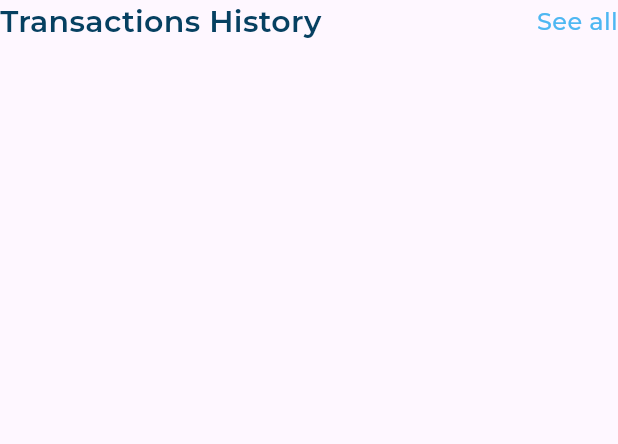
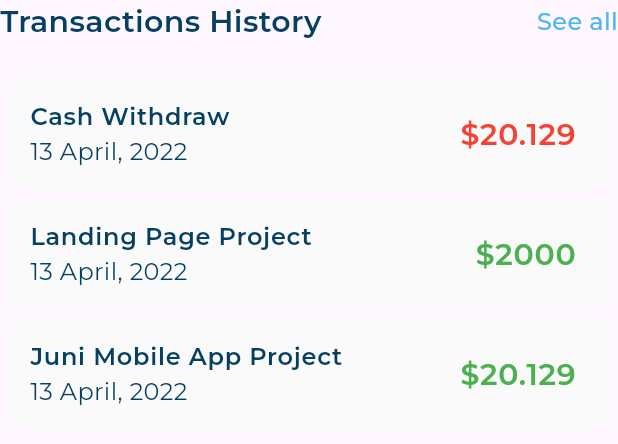
Before and after one commit to MuhamedElockly/responsive_dashboard, a Flutter app: the TransactionHistory widget shown alone on an empty page, opened directly, on a phone screen of 412 x 824 dp. Shown: the top 444 px of the screen. Run offline on Flutter 3.47's test engine with Material 3 defaults, Android fonts, the phone set to English and light mode, and no system bars; our stand-ins replace expandable_page_view; missing offline and left inert: svg_flutter; project files that could hold a hidden picture were left out.

Commit message:
transaction history update

```diff
--- a/lib/models/transaction_model.dart
+++ b/lib/models/transaction_model.dart
@@ -2,5 +2,5 @@ class TransactionModel {
   final String tittle, date, amount;
   final bool isWithdraw;
 
-  TransactionModel({required this.tittle, required this.date, required this.amount, required this.isWithdraw});
+   const TransactionModel({required this.tittle, required this.date, required this.amount, required this.isWithdraw});
 }
--- a/lib/widgets/transaction_history.dart
+++ b/lib/widgets/transaction_history.dart
@@ -1,6 +1,7 @@
 import 'package:flutter/cupertino.dart';
 import 'package:flutter/material.dart';
 import 'package:responsive_dashboard/utils/app_styles.dart';
+import 'package:responsive_dashboard/widgets/transaction_history_list_view.dart';
 
 class TransactionHistory extends StatelessWidget {
   @override
@@ -20,7 +21,11 @@ class TransactionHistory extends StatelessWidget {
                   .copyWith(color: Color(0xff4EB7F2)),
             ),
           ],
-        )
+        ),
+        SizedBox(
+          height: 20,
+        ),
+        TransactionHistoryListView(),
       ],
     );
   }
--- /dev/null
+++ b/lib/widgets/transaction_history_list_view.dart
@@ -0,0 +1,35 @@
+import 'package:flutter/cupertino.dart';
+import 'package:responsive_dashboard/models/transaction_model.dart';
+import 'package:responsive_dashboard/widgets/transaction_item.dart';
+
+class TransactionHistoryListView extends StatelessWidget {
+  static const items = [
+    TransactionModel(
+        tittle: 'Cash Withdraw',
+        date: '13 April, 2022',
+        amount: r'$20.129',
+        isWithdraw: true),
+    TransactionModel(
+        tittle: 'Landing Page Project',
+        date: '13 April, 2022',
+        amount: r'$2000',
+        isWithdraw: false),
+    TransactionModel(
+        tittle: 'Juni Mobile App Project',
+        date: '13 April, 2022',
+        amount: r'$20.129',
+        isWithdraw: false),
+  ];
+  @override
+  Widget build(BuildContext context) {
+    return ListView.builder(
+      itemCount: items.length,
+      shrinkWrap: true,
+      itemBuilder: (context, index) {
+        return TransactionItem(
+          transactionModel: items[index],
+        );
+      },
+    );
+  }
+}
--- /dev/null
+++ b/lib/widgets/transaction_item.dart
@@ -0,0 +1,35 @@
+import 'package:flutter/cupertino.dart';
+import 'package:flutter/material.dart';
+import 'package:responsive_dashboard/models/transaction_model.dart';
+import 'package:responsive_dashboard/utils/app_styles.dart';
+
+class TransactionItem extends StatelessWidget {
+  final TransactionModel transactionModel;
+
+  const TransactionItem({super.key, required this.transactionModel});
+  @override
+  Widget build(BuildContext context) {
+    return Card(
+      elevation: 0,
+      color: Color(0xffFAFAFA),
+      shape: RoundedRectangleBorder(
+        borderRadius: BorderRadius.circular(12),
+      ),
+      child: ListTile(
+        title: Text(
+          transactionModel.tittle,
+          style: AppStyles.styleSemiBold16(context),
+        ),
+        subtitle: Text(
+          transactionModel.date,
+          style: AppStyles.styleRegular16(context),
+        ),
+        trailing: Text(
+          transactionModel.amount,
+          style: AppStyles.styleSemiBold20(context).copyWith(
+              color: transactionModel.isWithdraw ? Colors.red : Colors.green),
+        ),
+      ),
+    );
+  }
+}
```
